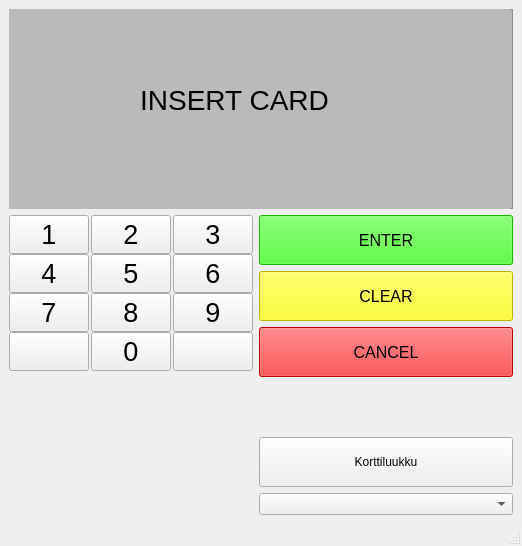
Before: the Qt Designer form bank-automat/mainwindow.ui in JohWid1/BankSimulRyhmatyo, drawn with Qt 5.
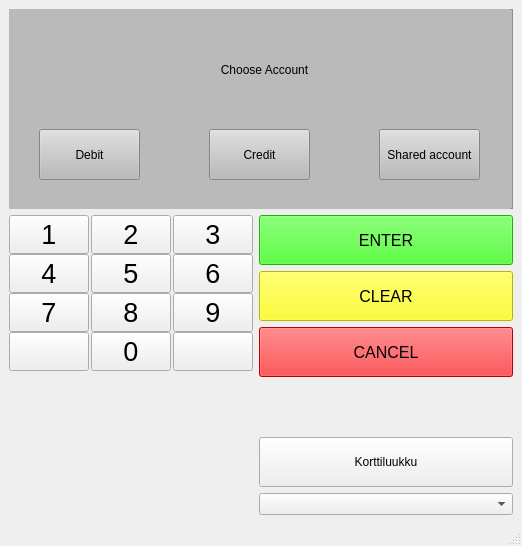
After: the same form once the commit is applied.

What changed in the file:
```diff
--- a/bank-automat/mainwindow.ui
+++ b/bank-automat/mainwindow.ui
@@ -315,7 +315,7 @@
             </rect>
            </property>
            <property name="currentIndex">
-            <number>0</number>
+            <number>4</number>
            </property>
            <widget class="QWidget" name="page">
             <widget class="QLabel" name="insertCardLabel">
@@ -508,6 +508,108 @@
              </property>
             </widget>
            </widget>
+           <widget class="QWidget" name="page_5">
+            <widget class="QPushButton" name="debitButton">
+             <property name="geometry">
+              <rect>
+               <x>30</x>
+               <y>120</y>
+               <width>101</width>
+               <height>51</height>
+              </rect>
+             </property>
+             <property name="styleSheet">
+              <string notr="true">color:rgb(0, 0, 0);
+font: 10pt &quot;Segoe UI&quot;;</string>
+             </property>
+             <property name="text">
+              <string>Debit</string>
+             </property>
+            </widget>
+            <widget class="QPushButton" name="creditButton">
+             <property name="geometry">
+              <rect>
+               <x>200</x>
+               <y>120</y>
+               <width>101</width>
+               <height>51</height>
+              </rect>
+             </property>
+             <property name="styleSheet">
+              <string notr="true">color:rgb(0, 0, 0);
+font: 10pt &quot;Segoe UI&quot;;</string>
+             </property>
+             <property name="text">
+              <string>Credit</string>
+             </property>
+            </widget>
+            <widget class="QPushButton" name="sharedAccountButton">
+             <property name="geometry">
+              <rect>
+               <x>370</x>
+               <y>120</y>
+               <width>101</width>
+               <height>51</height>
+              </rect>
+             </property>
+             <property name="styleSheet">
+              <string notr="true">color:rgb(0, 0, 0);
+font: 10pt &quot;Segoe UI&quot;;</string>
+             </property>
+             <property name="text">
+              <string>Shared account</string>
+             </property>
+            </widget>
+            <widget class="QLabel" name="label_3">
+             <property name="geometry">
+              <rect>
+               <x>180</x>
+               <y>40</y>
+               <width>151</width>
+               <height>41</height>
+              </rect>
+             </property>
+             <property name="styleSheet">
+              <string notr="true">color:rgb(0, 0, 0);
+font: 12pt &quot;Segoe UI&quot;;</string>
+             </property>
+             <property name="text">
+              <string>Choose Account</string>
+             </property>
+             <property name="alignment">
+              <set>Qt::AlignCenter</set>
+             </property>
+            </widget>
+           </widget>
+           <widget class="QWidget" name="page_6">
+            <widget class="QPushButton" name="sharedBackButton">
+             <property name="geometry">
+              <rect>
+               <x>0</x>
+               <y>150</y>
+               <width>111</width>
+               <height>41</height>
+              </rect>
+             </property>
+             <property name="styleSheet">
+              <string notr="true">color:rgb(0, 0, 0);
+font: 10pt &quot;Segoe UI&quot;;</string>
+             </property>
+             <property name="text">
+              <string>Back</string>
+             </property>
+            </widget>
+            <widget class="QListWidget" name="listWidget">
+             <property name="geometry">
+              <rect>
+               <x>130</x>
+               <y>0</y>
+               <width>256</width>
+               <height>201</height>
+              </rect>
+             </property>
+            </widget>
+           </widget>
           </widget>
          </widget>
         </item>
```
